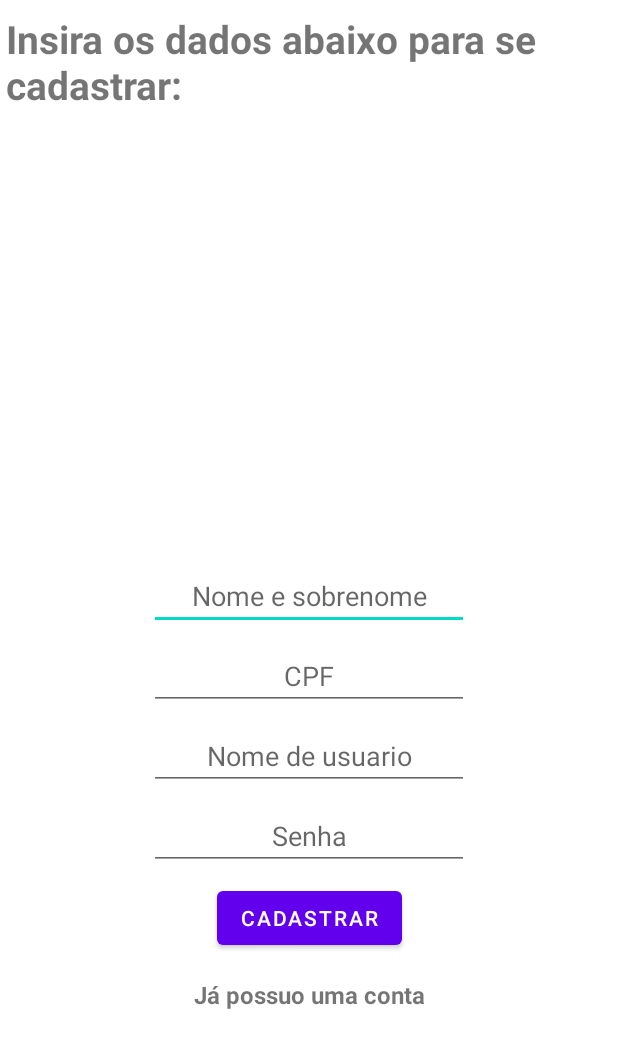
After one commit to llucasft/costumerscontrol, an Android app: the RegisterFormActivity screen opened directly, with no data from a screen before it, on a phone screen of 412 x 824 dp. The commit adds this screen. Shown: the top 1048 px of the screen. Run offline under Robolectric (Android 15) with nearby library versions, the phone set to English and light mode, and no system bars.

Commit message:
Register activity and intentes
Created the RegisterFormActivity and worked on the intents to go from one Activity to another

```diff
--- a/app/src/main/AndroidManifest.xml
+++ b/app/src/main/AndroidManifest.xml
@@ -14,6 +14,9 @@
         android:theme="@style/Theme.Costumerscontrol"
         tools:targetApi="31">
         <activity
+            android:name=".RegisterFormActivity"
+            android:exported="false" />
+        <activity
             android:name=".LoginActivity"
             android:exported="true">
             <intent-filter>
--- a/app/src/main/java/com/example/costumers_control/LoginActivity.kt
+++ b/app/src/main/java/com/example/costumers_control/LoginActivity.kt
@@ -1,5 +1,6 @@
 package com.example.costumers_control
 
+import android.content.Intent
 import androidx.appcompat.app.AppCompatActivity
 import android.os.Bundle
 import android.widget.Toast
@@ -14,7 +15,9 @@ class LoginActivity : AppCompatActivity() {
         setContentView(binding.root)
 
         binding.tvRegister.setOnClickListener {
-            Toast.makeText(this, "Text Clicked", Toast.LENGTH_SHORT).show()
+            val intent = Intent(this, RegisterFormActivity::class.java)
+            startActivity(intent)
+            finish()
         }
     }
 }
--- /dev/null
+++ b/app/src/main/java/com/example/costumers_control/RegisterFormActivity.kt
@@ -0,0 +1,24 @@
+package com.example.costumers_control
+
+import android.content.Intent
+import androidx.appcompat.app.AppCompatActivity
+import android.os.Bundle
+import com.example.costumers_control.databinding.ActivityRegisterFormBinding
+
+class RegisterFormActivity : AppCompatActivity() {
+
+    lateinit var binding: ActivityRegisterFormBinding
+
+    override fun onCreate(savedInstanceState: Bundle?) {
+        super.onCreate(savedInstanceState)
+        binding = ActivityRegisterFormBinding.inflate(layoutInflater)
+        setContentView(binding.root)
+        supportActionBar?.hide()
+
+        binding.tvLogin.setOnClickListener {
+            val intent = Intent(this, LoginActivity::class.java)
+            startActivity(intent)
+            finish()
+        }
+    }
+}
--- a/app/src/main/res/layout/activity_login.xml
+++ b/app/src/main/res/layout/activity_login.xml
@@ -1,9 +1,15 @@
 <?xml version="1.0" encoding="utf-8"?>
-<androidx.constraintlayout.widget.ConstraintLayout xmlns:android="http://schemas.android.com/apk/res/android"
+<ScrollView
+    xmlns:android="http://schemas.android.com/apk/res/android"
     xmlns:app="http://schemas.android.com/apk/res-auto"
     xmlns:tools="http://schemas.android.com/tools"
+    android:layout_height="match_parent"
     android:layout_width="match_parent"
-    android:layout_height="match_parent"
+    android:fillViewport="true">
+
+<androidx.constraintlayout.widget.ConstraintLayout
+    android:layout_width="match_parent"
+    android:layout_height="wrap_content"
     tools:context=".LoginActivity">
 
     <TextView
@@ -11,49 +17,49 @@
         android:layout_width="wrap_content"
         android:layout_height="wrap_content"
         android:text="Bem Vindo(a)"
+        android:layout_marginTop="40dp"
         android:textSize="26sp"
         android:textStyle="bold"
+        app:layout_constraintEnd_toEndOf="parent"
+        app:layout_constraintStart_toStartOf="parent"
+        app:layout_constraintTop_toTopOf="parent" />
+
+    <EditText
+        android:id="@+id/etRegisterUserLogin"
+        android:layout_width="wrap_content"
+        android:layout_height="wrap_content"
+        android:ems="10"
+        android:hint="Nome de usuario"
+        android:inputType="textPersonName"
+        android:textAlignment="center"
         app:layout_constraintBottom_toBottomOf="parent"
         app:layout_constraintEnd_toEndOf="parent"
         app:layout_constraintStart_toStartOf="parent"
         app:layout_constraintTop_toTopOf="parent"
-        app:layout_constraintVertical_bias="0.35" />
+        app:layout_constraintVertical_bias="0.3" />
 
     <EditText
-        android:id="@+id/etUserLogin"
+        android:id="@+id/etRegisterUserPassword"
         android:layout_width="wrap_content"
         android:layout_height="wrap_content"
         android:layout_marginTop="16dp"
-        android:ems="10"
-        android:hint="Nome de usuario"
-        android:textAlignment="center"
-        android:inputType="textPersonName"
-        app:layout_constraintEnd_toEndOf="parent"
-        app:layout_constraintStart_toStartOf="parent"
-        app:layout_constraintTop_toBottomOf="@+id/tvWelcome" />
-
-    <EditText
-        android:id="@+id/etUserPassword"
-        android:layout_width="wrap_content"
-        android:layout_height="wrap_content"
-        android:layout_marginTop="8dp"
         android:ems="10"
         android:hint="Senha"
         android:textAlignment="center"
         android:inputType="textPassword"
         app:layout_constraintEnd_toEndOf="parent"
         app:layout_constraintStart_toStartOf="parent"
-        app:layout_constraintTop_toBottomOf="@+id/etUserLogin" />
+        app:layout_constraintTop_toBottomOf="@id/etRegisterUserLogin" />
 
     <Button
-        android:id="@+id/btnLogin"
+        android:id="@+id/btnRegister"
         android:layout_width="wrap_content"
         android:layout_height="wrap_content"
         android:text="login"
-        android:layout_marginTop="8dp"
+        android:layout_marginTop="20dp"
         app:layout_constraintEnd_toEndOf="parent"
         app:layout_constraintStart_toStartOf="parent"
-        app:layout_constraintTop_toBottomOf="@id/etUserPassword"/>
+        app:layout_constraintTop_toBottomOf="@id/etRegisterUserPassword"/>
 
     <TextView
         android:id="@+id/tvRegister"
@@ -61,10 +67,12 @@
         android:layout_height="wrap_content"
         android:text="Criar conta"
         android:textStyle="bold"
-        android:layout_marginTop="8dp"
+        android:textSize="16sp"
+        android:layout_marginTop="16dp"
         app:layout_constraintStart_toStartOf="parent"
         app:layout_constraintEnd_toEndOf="parent"
-        app:layout_constraintTop_toBottomOf="@id/btnLogin"
+        app:layout_constraintTop_toBottomOf="@id/btnRegister"
         android:clickable="true" />
 
 </androidx.constraintlayout.widget.ConstraintLayout>
+</ScrollView>
--- /dev/null
+++ b/app/src/main/res/layout/activity_register_form.xml
@@ -0,0 +1,107 @@
+<?xml version="1.0" encoding="utf-8"?>
+<ScrollView
+    xmlns:android="http://schemas.android.com/apk/res/android"
+    xmlns:app="http://schemas.android.com/apk/res-auto"
+    xmlns:tools="http://schemas.android.com/tools"
+    android:layout_height="match_parent"
+    android:layout_width="match_parent"
+    android:fillViewport="true">
+
+    <androidx.constraintlayout.widget.ConstraintLayout
+        android:layout_width="match_parent"
+        android:layout_height="wrap_content"
+        tools:context=".RegisterFormActivity">
+
+        <TextView
+            android:id="@+id/tvWelcome"
+            android:layout_width="wrap_content"
+            android:layout_height="wrap_content"
+            android:text="Insira os dados abaixo para se cadastrar:"
+            android:layout_marginStart="8dp"
+            android:layout_marginTop="8dp"
+            android:textSize="26sp"
+            android:textStyle="bold"
+            app:layout_constraintEnd_toEndOf="parent"
+            app:layout_constraintStart_toStartOf="parent"
+            app:layout_constraintTop_toTopOf="parent"
+            app:layout_constraintVertical_bias="0.35" />
+
+        <EditText
+            android:id="@+id/etRegisterUserName"
+            android:layout_width="wrap_content"
+            android:layout_height="wrap_content"
+            android:layout_marginBottom="8dp"
+            android:ems="10"
+            android:hint="Nome e sobrenome"
+            android:textAlignment="center"
+            android:inputType="textCapWords"
+            app:layout_constraintEnd_toEndOf="parent"
+            app:layout_constraintStart_toStartOf="parent"
+            app:layout_constraintBottom_toTopOf="@id/etRegisterCPF" />
+
+        <EditText
+            android:id="@+id/etRegisterCPF"
+            android:layout_width="wrap_content"
+            android:layout_height="wrap_content"
+            android:layout_marginBottom="8dp"
+            android:ems="10"
+            android:hint="CPF"
+            android:textAlignment="center"
+            android:inputType="number"
+            android:maxLength="11"
+            app:layout_constraintEnd_toEndOf="parent"
+            app:layout_constraintStart_toStartOf="parent"
+            app:layout_constraintBottom_toTopOf="@id/etRegisterUserLogin" />
+
+        <EditText
+            android:id="@+id/etRegisterUserLogin"
+            android:layout_width="wrap_content"
+            android:layout_height="wrap_content"
+            android:layout_marginBottom="8dp"
+            android:ems="10"
+            android:hint="Nome de usuario"
+            android:textAlignment="center"
+            android:inputType="textPersonName"
+            app:layout_constraintEnd_toEndOf="parent"
+            app:layout_constraintStart_toStartOf="parent"
+            app:layout_constraintBottom_toTopOf="@id/etRegisterUserPassword" />
+
+        <EditText
+            android:id="@+id/etRegisterUserPassword"
+            android:layout_width="wrap_content"
+            android:layout_height="wrap_content"
+            android:layout_marginBottom="8dp"
+            android:ems="10"
+            android:hint="Senha"
+            android:textAlignment="center"
+            android:inputType="textPassword"
+            app:layout_constraintEnd_toEndOf="parent"
+            app:layout_constraintStart_toStartOf="parent"
+            app:layout_constraintBottom_toTopOf="@id/btnRegister" />
+
+        <Button
+            android:id="@+id/btnRegister"
+            android:layout_width="wrap_content"
+            android:layout_height="wrap_content"
+            android:text="cadastrar"
+            android:layout_marginBottom="16dp"
+            app:layout_constraintEnd_toEndOf="parent"
+            app:layout_constraintStart_toStartOf="parent"
+            app:layout_constraintBottom_toTopOf="@id/tvLogin"/>
+
+        <TextView
+            android:id="@+id/tvLogin"
+            android:layout_width="wrap_content"
+            android:layout_height="wrap_content"
+            android:clickable="true"
+            android:focusable="true"
+            android:text="Já possuo uma conta"
+            android:textStyle="bold"
+            android:textSize="16sp"
+            android:layout_marginBottom="150dp"
+            app:layout_constraintBottom_toBottomOf="parent"
+            app:layout_constraintEnd_toEndOf="parent"
+            app:layout_constraintStart_toStartOf="parent" />
+
+    </androidx.constraintlayout.widget.ConstraintLayout>
+</ScrollView>
```
